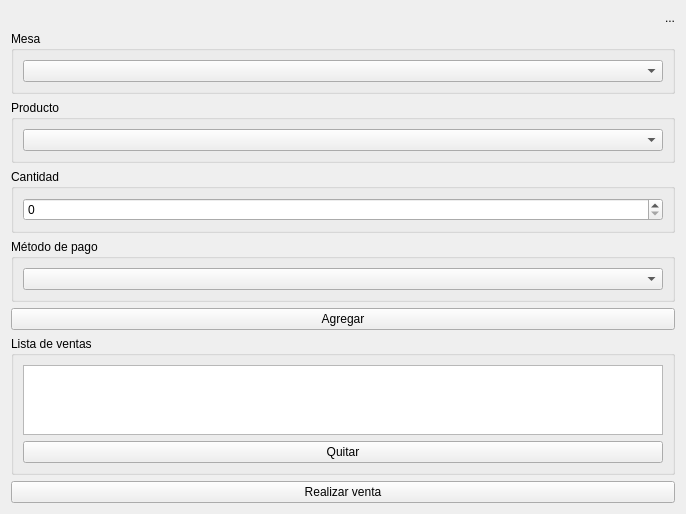
The window that views/forms/Venta.ui (NeFaWaltPint/pyqt-sqlserver-colab) describes before a commit, drawn with Qt 5.
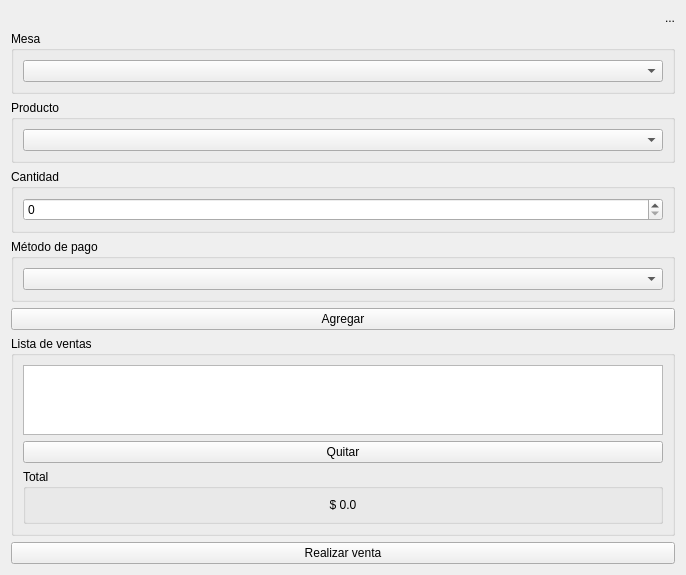
The same window after the commit.

Commit message: Added views and logic to juego y mesa billar, added totales to venta and compra

What changed in the file:
```diff
--- a/views/forms/Venta.ui
+++ b/views/forms/Venta.ui
@@ -112,6 +112,25 @@
         </property>
        </widget>
       </item>
+      <item>
+       <widget class="QGroupBox" name="groupBox_6">
+        <property name="title">
+         <string>Total</string>
+        </property>
+        <layout class="QHBoxLayout" name="horizontalLayout_5">
+         <item>
+          <widget class="QLabel" name="L_total">
+           <property name="text">
+            <string>$ 0.0</string>
+           </property>
+           <property name="alignment">
+            <set>Qt::AlignCenter</set>
+           </property>
+          </widget>
+         </item>
+        </layout>
+       </widget>
+      </item>
      </layout>
     </widget>
    </item>
```
The commit also changes 15 other files.
